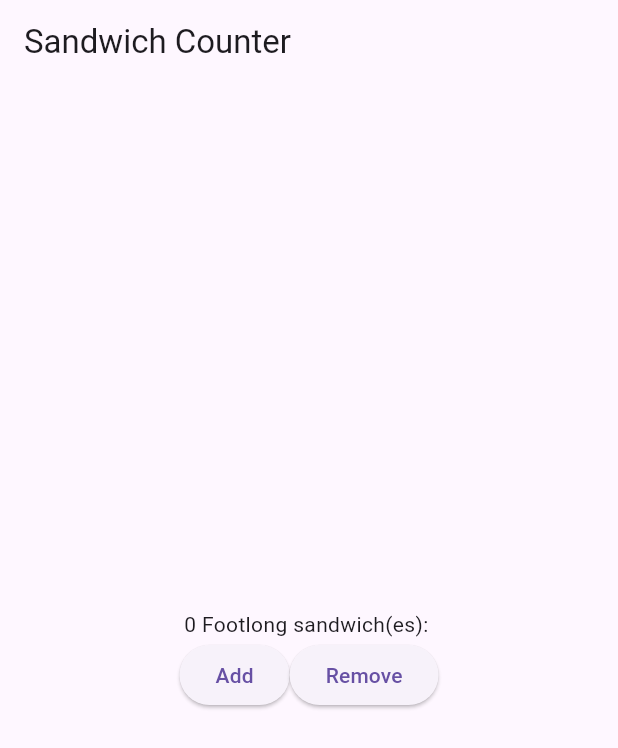
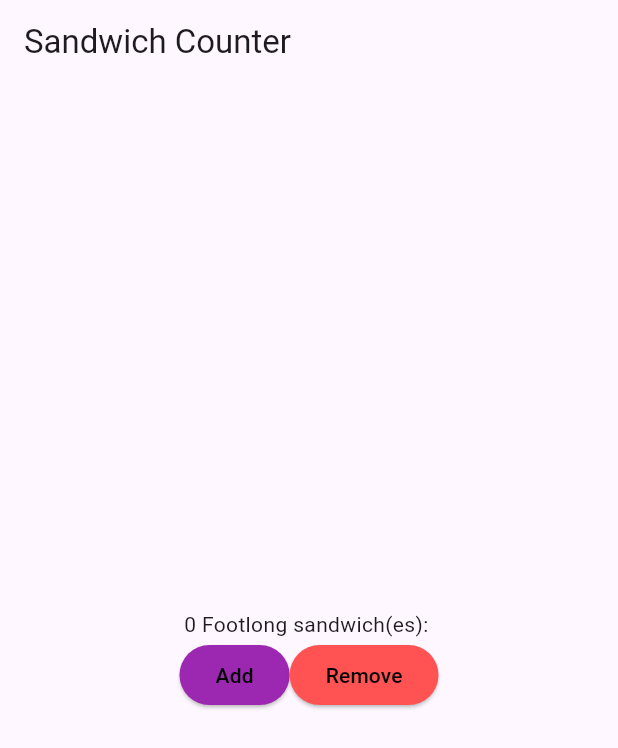
Before and after one commit to ImNotGood69/flutter_attempt, a Flutter app: the screen it shows after launch, on a phone screen of 412 x 824 dp. Shown: the top 748 px of the screen. Run offline on Flutter 3.47's test engine with Material 3 defaults, Android fonts, the phone set to English and light mode, and no system bars.

Commit message:
added colours

```diff
--- a/lib/main.dart
+++ b/lib/main.dart
@@ -16,7 +16,6 @@ class App extends StatelessWidget {
   }
 }
 
-
 class OrderScreen extends StatefulWidget {
   final int maxQuantity;
   const OrderScreen({super.key, this.maxQuantity = 10});
@@ -28,13 +27,14 @@ class OrderScreen extends StatefulWidget {
 
 class _OrderScreenState extends State<OrderScreen> {
   int _quantity = 0;
-  void _increaseQuantity(){
-    if (_quantity < widget.maxQuantity){
+  void _increaseQuantity() {
+    if (_quantity < widget.maxQuantity) {
       setState(() => _quantity++);
     }
   }
-  void _decreaseQuantity(){
-    if (_quantity > 0){
+
+  void _decreaseQuantity() {
+    if (_quantity > 0) {
       setState(() => _quantity--);
     }
   }
@@ -52,11 +52,20 @@ class _OrderScreenState extends State<OrderScreen> {
               mainAxisAlignment: MainAxisAlignment.center,
               children: [
                 ElevatedButton(
-                  onPressed: _increaseQuantity,
+
+                  onPressed:  _increaseQuantity,
+                  style: ElevatedButton.styleFrom(
+                    backgroundColor: Colors.purple,
+                    foregroundColor: Colors.black
+                  ),
                   child: const Text('Add'),
                 ),
                 ElevatedButton(
                   onPressed: _decreaseQuantity,
+                  style: ElevatedButton.styleFrom(
+                    backgroundColor: Colors.redAccent,
+                    foregroundColor: Colors.black,
+                  ),
                   child: const Text('Remove'),
                 ),
               ],
```
